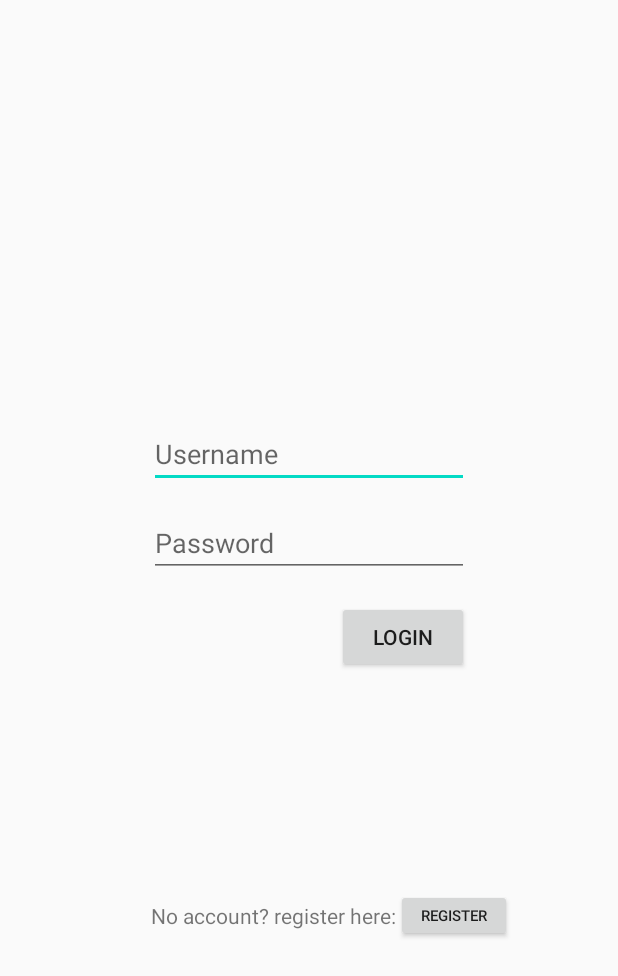
After one commit to Pyry-Santahuhta/YouthClub-Events, an Android app: the layout activity_login.xml on its own in the app's theme, with its tools: preview values and no code run, on a phone screen of 412 x 824 dp. The commit adds this screen. Shown: the top 976 px of the screen. Run offline under Robolectric (Android 15) with nearby library versions, the phone set to English and light mode, and no system bars.

Commit message:
login and register basis

```diff
--- /dev/null
+++ b/app/src/main/res/layout/activity_login.xml
@@ -0,0 +1,68 @@
+<?xml version="1.0" encoding="utf-8"?>
+<androidx.constraintlayout.widget.ConstraintLayout
+    xmlns:android="http://schemas.android.com/apk/res/android"
+    xmlns:app="http://schemas.android.com/apk/res-auto"
+    xmlns:tools="http://schemas.android.com/tools"
+    android:layout_width="match_parent"
+    android:layout_height="match_parent">
+
+    <EditText
+        android:id="@+id/username"
+        android:layout_width="wrap_content"
+        android:layout_height="wrap_content"
+        android:layout_marginTop="280dp"
+        android:ems="10"
+        android:hint="@string/username"
+        android:inputType="textPersonName"
+        app:layout_constraintEnd_toEndOf="parent"
+        app:layout_constraintStart_toStartOf="parent"
+        app:layout_constraintTop_toTopOf="parent"
+        android:importantForAutofill="no" />
+
+    <EditText
+        android:id="@+id/password"
+        android:layout_width="wrap_content"
+        android:layout_height="wrap_content"
+        android:layout_marginTop="14dp"
+        android:ems="10"
+        android:hint="@string/password"
+        android:importantForAutofill="no"
+        android:inputType="textPassword"
+        app:layout_constraintEnd_toEndOf="parent"
+        app:layout_constraintStart_toStartOf="parent"
+        app:layout_constraintTop_toBottomOf="@+id/username" />
+
+    <Button
+        android:id="@+id/login"
+        android:layout_width="wrap_content"
+        android:layout_height="wrap_content"
+        android:layout_marginTop="16dp"
+        android:text="@string/login"
+        app:layout_constraintEnd_toEndOf="parent"
+        app:layout_constraintHorizontal_bias="0.693"
+        app:layout_constraintStart_toStartOf="parent"
+        app:layout_constraintTop_toBottomOf="@+id/password" />
+
+    <TextView
+        android:id="@+id/registerInfo"
+        android:layout_width="wrap_content"
+        android:layout_height="wrap_content"
+        android:layout_marginTop="152dp"
+        android:text="@string/registerinfo"
+        app:layout_constraintEnd_toEndOf="parent"
+        app:layout_constraintHorizontal_bias="0.405"
+        app:layout_constraintStart_toStartOf="parent"
+        app:layout_constraintTop_toBottomOf="@+id/login" />
+
+    <Button
+        android:id="@+id/registerButton"
+        android:layout_width="77dp"
+        android:layout_height="35dp"
+        android:layout_marginTop="144dp"
+        android:text="@string/register"
+        android:textSize="10sp"
+        app:layout_constraintEnd_toEndOf="parent"
+        app:layout_constraintHorizontal_bias="0.0"
+        app:layout_constraintStart_toEndOf="@+id/registerInfo"
+        app:layout_constraintTop_toBottomOf="@+id/login" />
+</androidx.constraintlayout.widget.ConstraintLayout>
--- a/app/src/main/res/values/strings.xml
+++ b/app/src/main/res/values/strings.xml
@@ -7,5 +7,11 @@
     <string name="eventlist">Eventlist</string>
     <string name="start_event">Start event</string>
     <string name="create_event">Create event</string>
+    <string name="username">Username</string>
+    <string name="login">Login</string>
+    <string name="password">Password</string>
+    <string name="registerinfo">No account? register here:</string>
+    <string name="register">register</string>
+    <string name="account_type">Account type</string>
 
 </resources>
```
Also changed, not shown: app/src/main/java/com/example/youthclub_events/account.java (+8 -0 lines), app/src/main/java/com/example/youthclub_events/event.java (+5 -4 lines), app/src/main/java/com/example/youthclub_events/loginActivity.java (added, +49 -0 lines), app/src/main/java/com/example/youthclub_events/registerActivity.java (added, +58 -0 lines), app/src/main/res/layout/activity_register.xml (added, +53 -0 lines).
